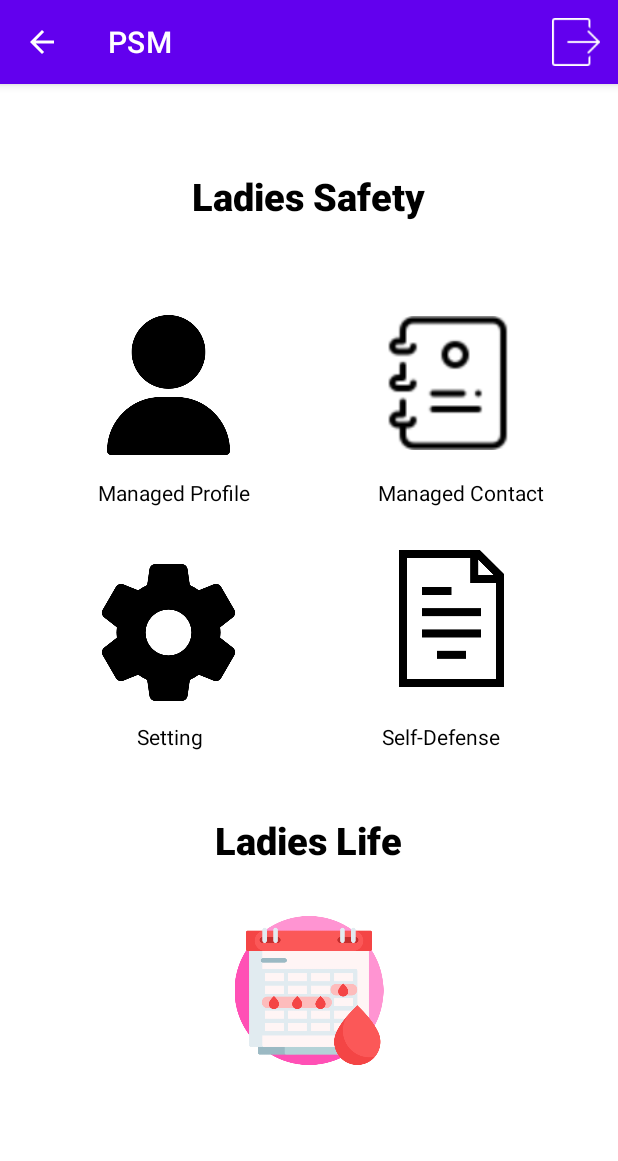
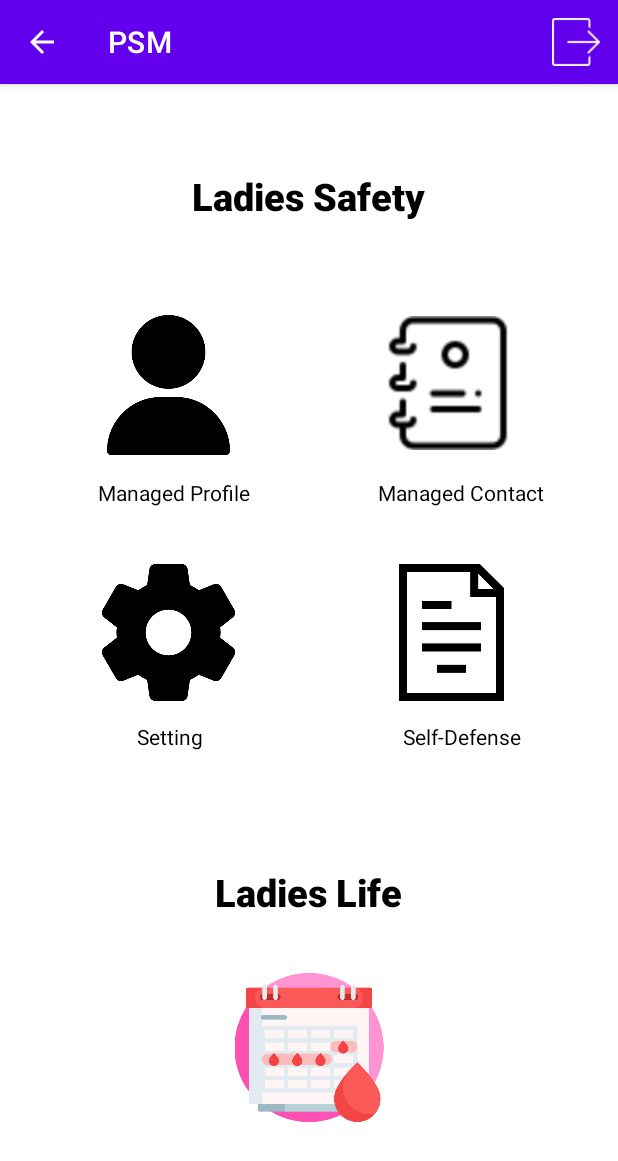
Before and after one commit to NurfaGazman/PSM, an Android app: the Homepage screen opened directly, with no data from a screen before it, on a phone screen of 412 x 824 dp. Shown: the top 1161 px of the screen. Run offline under Robolectric (Android 15) with nearby library versions, the phone set to English and light mode, and no system bars; network calls fail.

Commit message:
update 7/6

```diff
--- a/app/src/main/java/com/example/psm/SelfLearn.java
+++ b/app/src/main/java/com/example/psm/SelfLearn.java
@@ -10,5 +10,7 @@ public class SelfLearn extends AppCompatActivity {
     protected void onCreate(Bundle savedInstanceState) {
         super.onCreate(savedInstanceState);
         setContentView(R.layout.activity_self_learn);
+
+        getSupportActionBar().setDisplayHomeAsUpEnabled(true); //backbutton
     }
 }
--- a/app/src/main/res/layout/activity_homepage.xml
+++ b/app/src/main/res/layout/activity_homepage.xml
@@ -18,7 +18,7 @@
         app:layout_constraintHorizontal_bias="0.498"
         app:layout_constraintStart_toStartOf="parent"
         app:layout_constraintTop_toTopOf="parent"
-        app:layout_constraintVertical_bias="0.664" />
+        app:layout_constraintVertical_bias="0.711" />
 
     <TextView
         android:layout_width="wrap_content"
@@ -115,7 +115,7 @@
         app:layout_constraintHorizontal_bias="0.8"
         app:layout_constraintStart_toStartOf="parent"
         app:layout_constraintTop_toTopOf="parent"
-        app:layout_constraintVertical_bias="0.459"
+        app:layout_constraintVertical_bias="0.473"
         app:srcCompat="@drawable/document" />
 
     <TextView
@@ -125,7 +125,7 @@
         android:textColor="#000000"
         app:layout_constraintBottom_toBottomOf="parent"
         app:layout_constraintEnd_toEndOf="parent"
-        app:layout_constraintHorizontal_bias="0.764"
+        app:layout_constraintHorizontal_bias="0.806"
         app:layout_constraintStart_toStartOf="parent"
         app:layout_constraintTop_toTopOf="parent"
         app:layout_constraintVertical_bias="0.568" />
@@ -137,7 +137,7 @@
         app:layout_constraintEnd_toEndOf="parent"
         app:layout_constraintStart_toStartOf="parent"
         app:layout_constraintTop_toTopOf="parent"
-        app:layout_constraintVertical_bias="0.83"
+        app:layout_constraintVertical_bias="0.886"
         app:srcCompat="@drawable/period" />
 
 </androidx.constraintlayout.widget.ConstraintLayout>
```
Also changed, not shown: app/src/main/AndroidManifest.xml (+5 -2 lines).
